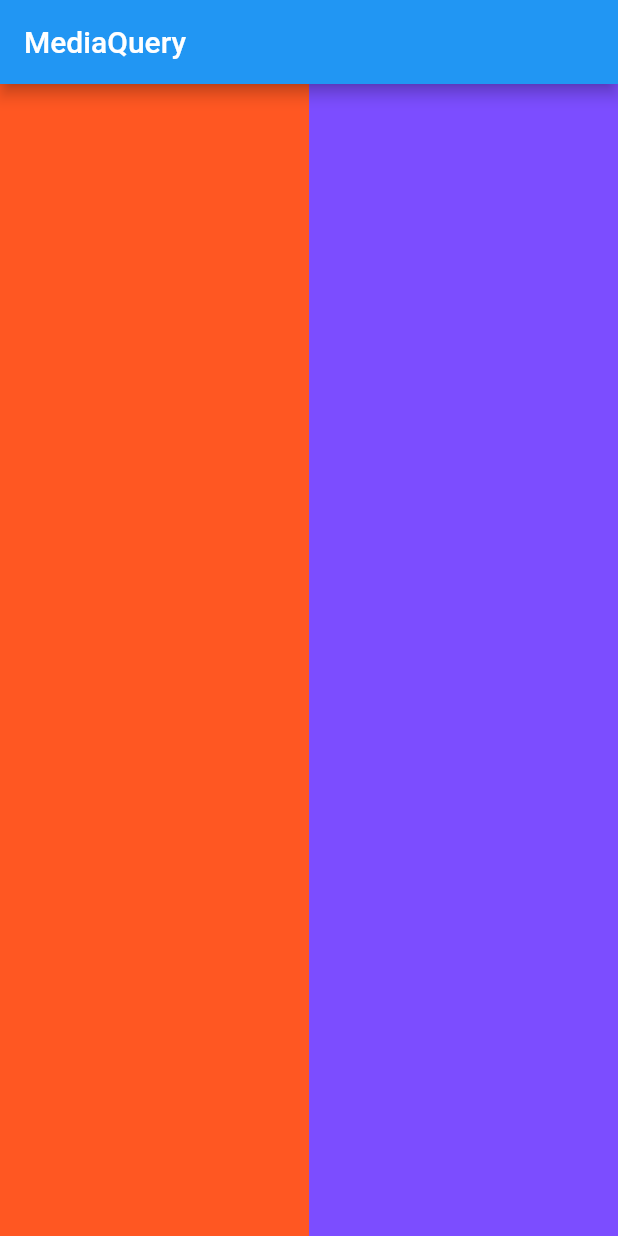
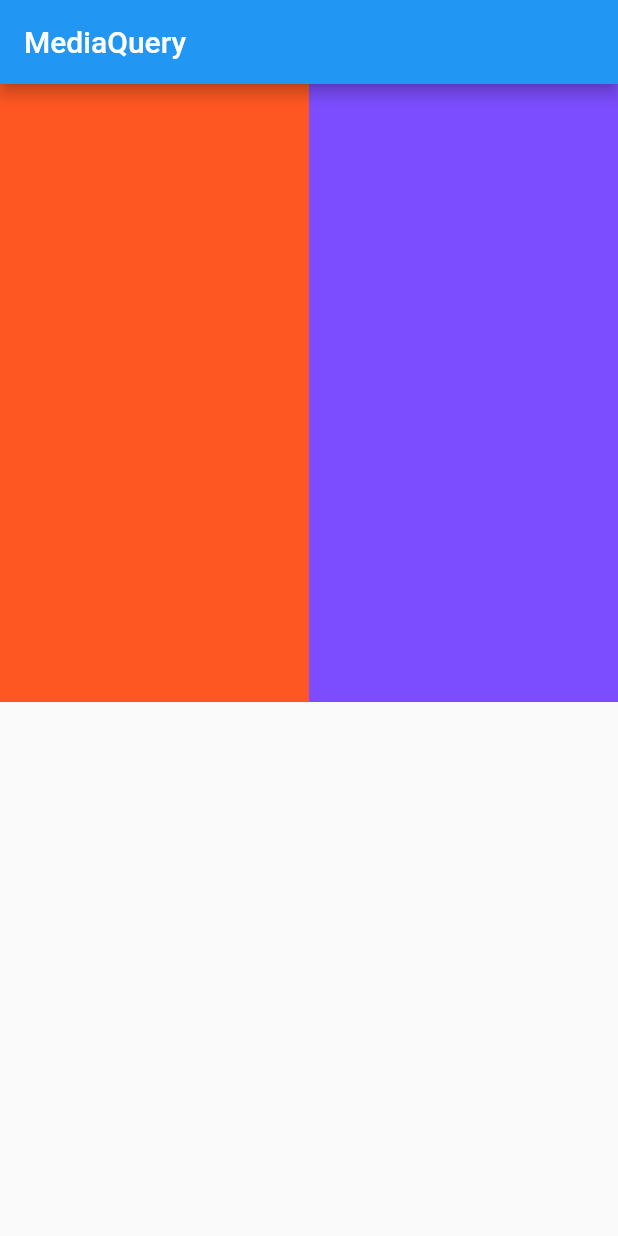
Before and after one commit to Er-Jrsingh/fluty_learn, a Flutter app: the screen it shows after launch, on a phone screen of 412 x 824 dp. Run offline on Flutter 3.47's test engine with Material 2 defaults, Android fonts, the phone set to English and light mode, and no system bars.

Commit message:
Two Container Takes 50%-50% Height

```diff
--- a/lib/main.dart
+++ b/lib/main.dart
@@ -19,12 +19,14 @@ class MyApp extends StatelessWidget {
           children: <Widget>[
             Container(
               width: MediaQuery.of(context).size.width*0.5,
+              height:MediaQuery.of(context).size.height*0.5 ,
               decoration: BoxDecoration(
                 color: Colors.deepOrange,
               ),
             ),
             Container(
               width: MediaQuery.of(context).size.width*0.5,
+              height:MediaQuery.of(context).size.height*0.5 ,
               decoration: BoxDecoration(
                 color: Colors.deepPurpleAccent,
               ),
```
